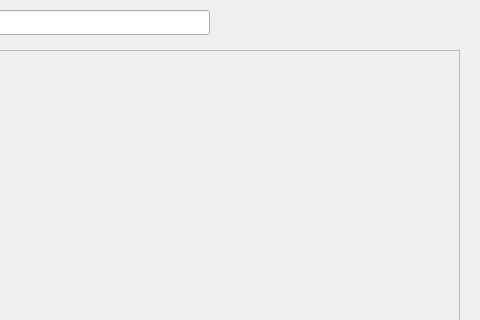
Above: src/widget.ui from Mannix1994/PointsPicker before the change; both pictures show x 641 to 1121 and y 0 to 320 of the 1121 by 652 pixel window. Below: the same form after it.
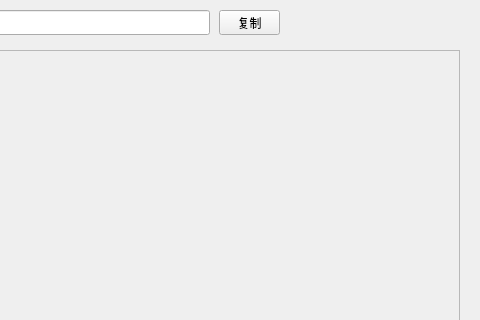
That is the form after the change.

The edit to the form file:
```diff
--- a/src/widget.ui
+++ b/src/widget.ui
@@ -16,10 +16,10 @@
   <widget class="QLabel" name="lbXy">
    <property name="geometry">
     <rect>
-     <x>870</x>
-     <y>15</y>
+     <x>960</x>
+     <y>10</y>
      <width>141</width>
-     <height>17</height>
+     <height>21</height>
     </rect>
    </property>
    <property name="text">
@@ -126,6 +126,22 @@
     <string>放大倍数：</string>
    </property>
   </widget>
+  <widget class="QPushButton" name="pbCopy">
+   <property name="geometry">
+    <rect>
+     <x>860</x>
+     <y>10</y>
+     <width>61</width>
+     <height>25</height>
+    </rect>
+   </property>
+   <property name="toolTip">
+    <string>复制坐标到剪贴板</string>
+   </property>
+   <property name="text">
+    <string>复制</string>
+   </property>
+  </widget>
  </widget>
  <layoutdefault spacing="6" margin="11"/>
  <resources/>
```
